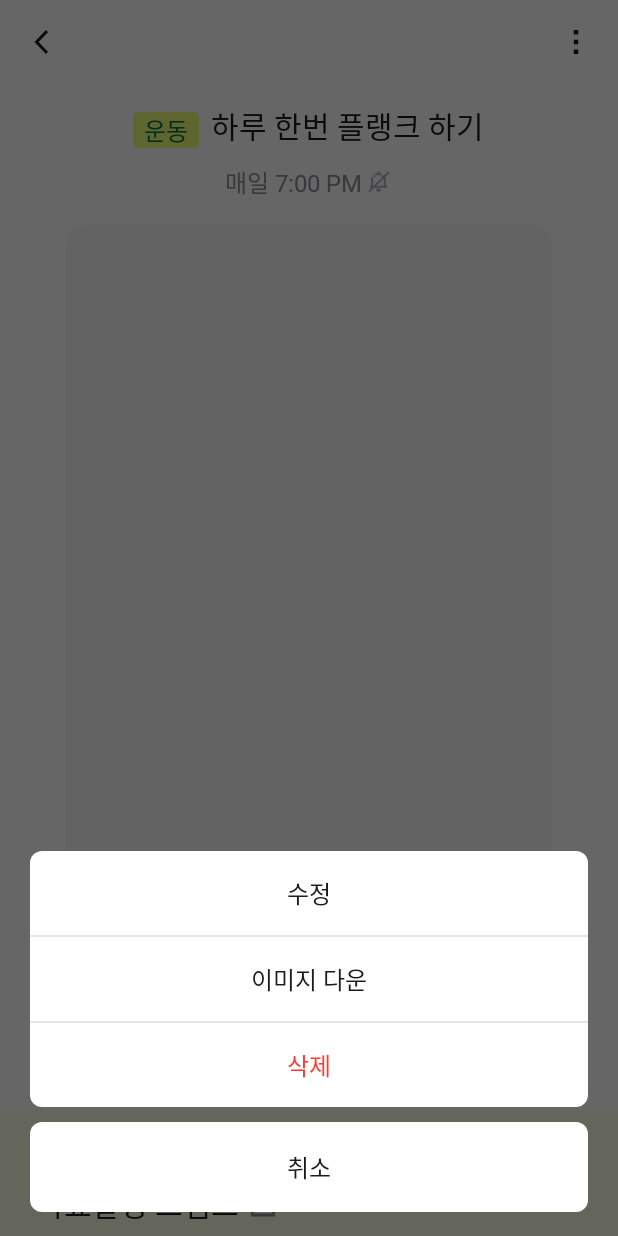
After one commit to skp-temp/buki-android, an Android app: the fragment CharmEditDialog placed in its activity, on a phone screen of 412 x 824 dp. The commit adds this screen. Run offline under Robolectric (Android 15) with nearby library versions, the phone set to English and light mode, and no system bars; our stand-ins replace Dagger/Hilt's generated code.

Commit message:
feat: bottom dialog 구현

```diff
--- /dev/null
+++ b/app/src/main/java/com/example/skptemp/common/ui/inf/OnBottomDialogListener.kt
@@ -0,0 +1,6 @@
+package com.example.skptemp.common.ui.inf
+
+interface BottomDialogItem
+interface OnBottomDialogListener {
+    fun onItemClick(item: BottomDialogItem)
+}
--- /dev/null
+++ b/app/src/main/java/com/example/skptemp/feature/home/CharmEditDialog.kt
@@ -0,0 +1,55 @@
+package com.example.skptemp.feature.home
+
+import android.os.Bundle
+import android.view.LayoutInflater
+import android.view.View
+import android.view.ViewGroup
+import com.example.skptemp.R
+import com.example.skptemp.common.ui.inf.OnBottomDialogListener
+import com.example.skptemp.databinding.CharmEditDialogBinding
+import com.google.android.material.bottomsheet.BottomSheetBehavior
+import com.google.android.material.bottomsheet.BottomSheetDialogFragment
+
+class CharmEditDialog : BottomSheetDialogFragment() {
+
+    private var _binding: CharmEditDialogBinding? = null
+    private val binding get() = _binding!!
+    var onBottomDialogListener: OnBottomDialogListener? = null
+
+    override fun onCreateView(
+        inflater: LayoutInflater,
+        container: ViewGroup?,
+        savedInstanceState: Bundle?
+    ): View {
+        _binding = CharmEditDialogBinding.inflate(inflater, container, false)
+
+        return binding.root
+    }
+
+    override fun onResume() {
+        super.onResume()
+
+        // 드래그 시 다이얼로그 크기 변경 막기
+        val behavior = BottomSheetBehavior.from(binding.root.parent as View)
+        behavior.isHideable = false
+
+        setOnClickListener()
+    }
+
+    private fun setOnClickListener() = with(binding) {
+        editButton.setOnClickListener {
+            onBottomDialogListener?.onItemClick(CharmEditDialogItem.EDIT)
+        }
+        imageDownloadButton.setOnClickListener {
+            onBottomDialogListener?.onItemClick(CharmEditDialogItem.IMAGE_DOWNLOAD)
+        }
+        deleteButton.setOnClickListener {
+            onBottomDialogListener?.onItemClick(CharmEditDialogItem.DELETE)
+        }
+        cancelButton.setOnClickListener {
+            onBottomDialogListener?.onItemClick(CharmEditDialogItem.CANCEL)
+        }
+    }
+
+    override fun getTheme() = R.style.BottomDialogTheme
+}
--- /dev/null
+++ b/app/src/main/java/com/example/skptemp/feature/home/CharmEditDialogItem.kt
@@ -0,0 +1,10 @@
+package com.example.skptemp.feature.home
+
+import com.example.skptemp.common.ui.inf.BottomDialogItem
+
+enum class CharmEditDialogItem : BottomDialogItem {
+    EDIT,
+    IMAGE_DOWNLOAD,
+    DELETE,
+    CANCEL
+}
--- /dev/null
+++ b/app/src/main/res/animator/bottom_dialog_bottom_selector.xml
@@ -0,0 +1,19 @@
+<?xml version="1.0" encoding="utf-8"?>
+<selector xmlns:android="http://schemas.android.com/apk/res/android">
+    <item android:state_pressed="true">
+        <shape>
+            <solid android:color="@color/gray_200" />
+            <corners
+                android:bottomLeftRadius="@dimen/small_radius"
+                android:bottomRightRadius="@dimen/small_radius" />
+        </shape>
+    </item>
+    <item android:state_pressed="false">
+        <shape>
+            <solid android:color="@color/white" />
+            <corners
+                android:bottomLeftRadius="@dimen/small_radius"
+                android:bottomRightRadius="@dimen/small_radius" />
+        </shape>
+    </item>
+</selector>
--- /dev/null
+++ b/app/src/main/res/animator/bottom_dialog_middle_selector.xml
@@ -0,0 +1,13 @@
+<?xml version="1.0" encoding="utf-8"?>
+<selector xmlns:android="http://schemas.android.com/apk/res/android">
+    <item android:state_pressed="true">
+        <shape>
+            <solid android:color="@color/gray_200" />
+        </shape>
+    </item>
+    <item android:state_pressed="false">
+        <shape>
+            <solid android:color="@color/white" />
+        </shape>
+    </item>
+</selector>
--- /dev/null
+++ b/app/src/main/res/animator/bottom_dialog_selector.xml
@@ -0,0 +1,15 @@
+<?xml version="1.0" encoding="utf-8"?>
+<selector xmlns:android="http://schemas.android.com/apk/res/android">
+    <item android:state_pressed="true">
+        <shape>
+            <solid android:color="@color/gray_200" />
+            <corners android:radius="@dimen/small_radius" />
+        </shape>
+    </item>
+    <item android:state_pressed="false">
+        <shape>
+            <solid android:color="@color/white" />
+            <corners android:radius="@dimen/small_radius" />
+        </shape>
+    </item>
+</selector>
--- /dev/null
+++ b/app/src/main/res/animator/bottom_dialog_top_selector.xml
@@ -0,0 +1,19 @@
+<?xml version="1.0" encoding="utf-8"?>
+<selector xmlns:android="http://schemas.android.com/apk/res/android">
+    <item android:state_pressed="true">
+        <shape>
+            <solid android:color="@color/gray_200" />
+            <corners
+                android:topLeftRadius="@dimen/small_radius"
+                android:topRightRadius="@dimen/small_radius" />
+        </shape>
+    </item>
+    <item android:state_pressed="false">
+        <shape>
+            <solid android:color="@color/white" />
+            <corners
+                android:topLeftRadius="@dimen/small_radius"
+                android:topRightRadius="@dimen/small_radius" />
+        </shape>
+    </item>
+</selector>
--- /dev/null
+++ b/app/src/main/res/layout/charm_edit_dialog.xml
@@ -0,0 +1,53 @@
+<?xml version="1.0" encoding="utf-8"?>
+<LinearLayout xmlns:android="http://schemas.android.com/apk/res/android"
+    xmlns:app="http://schemas.android.com/apk/res-auto"
+    android:layout_width="match_parent"
+    android:layout_height="wrap_content"
+    android:layout_marginHorizontal="@dimen/bottom_dialog_horizontal_margin"
+    android:orientation="vertical"
+    app:layout_behavior="com.google.android.material.bottomsheet.BottomSheetBehavior">
+
+    <LinearLayout
+        android:layout_width="match_parent"
+        android:layout_height="wrap_content"
+        android:orientation="vertical">
+
+        <TextView
+            android:id="@+id/edit_button"
+            style="@style/bottom_dialog_text_style"
+            android:background="@animator/bottom_dialog_top_selector"
+            android:text="@string/bottom_dialog_edit" />
+
+        <View
+            android:layout_width="match_parent"
+            android:layout_height="1dp"
+            android:background="@color/gray_300" />
+
+        <TextView
+            android:id="@+id/image_download_button"
+            style="@style/bottom_dialog_text_style"
+            android:background="@animator/bottom_dialog_middle_selector"
+            android:text="@string/bottom_dialog_image_download" />
+
+        <View
+            android:layout_width="match_parent"
+            android:layout_height="1dp"
+            android:background="@color/gray_300" />
+
+        <TextView
+            android:id="@+id/delete_button"
+            style="@style/bottom_dialog_text_style"
+            android:background="@animator/bottom_dialog_bottom_selector"
+            android:text="@string/bottom_dialog_delete"
+            android:textColor="@color/red" />
+    </LinearLayout>
+
+    <TextView
+        android:id="@+id/cancel_button"
+        style="@style/bottom_dialog_text_style"
+        android:layout_height="@dimen/bottom_dialog_end_height"
+        android:layout_marginTop="10dp"
+        android:layout_marginBottom="16dp"
+        android:background="@animator/bottom_dialog_selector"
+        android:text="@string/bottom_dialog_cancel" />
+</LinearLayout>
--- a/app/src/main/res/values/dimens.xml
+++ b/app/src/main/res/values/dimens.xml
@@ -88,4 +88,10 @@
     <dimen name="message_list_top_space">16dp</dimen>
     <dimen name="message_list_row_space">10dp</dimen>
     <dimen name="message_list_col_space">8dp</dimen>
+
+    <dimen name="bottom_dialog_horizontal_margin">20dp</dimen>
+
+    <dimen name="bottom_dialog_height">56dp</dimen>
+    <dimen name="bottom_dialog_end_height">60dp</dimen>
+
 </resources>
--- a/app/src/main/res/values/strings.xml
+++ b/app/src/main/res/values/strings.xml
@@ -25,7 +25,11 @@
     <string name="empty_progress_charm">만들고 있는 부적이 없어요</string>
 
     <!-- activity_charm_detail.xml -->
-    <string name="charm_detail">부적 상세</string>
+    <string name="bottom_dialog_edit">수정</string>
+    <string name="bottom_dialog_image_download">이미지 다운</string>
+    <string name="bottom_dialog_delete">삭제</string>
+    <string name="bottom_dialog_cancel">취소</string>
+
     <string name="stamp_title">목표달성 스템프</string>
     <string name="message_title">친구들이 남긴 응원 메시지</string>
     <string name="stamp_done">오늘 목표 완료 하기</string>
--- a/app/src/main/res/values/style.xml
+++ b/app/src/main/res/values/style.xml
@@ -79,4 +79,13 @@
         <item name="android:textColor">@color/gray_900</item>
     </style>
 
+    <style name="bottom_dialog_text_style">
+        <item name="android:layout_width">match_parent</item>
+        <item name="android:layout_height">@dimen/bottom_dialog_height</item>
+        <item name="android:textSize">@dimen/text_medium_size</item>
+        <item name="android:fontFamily">@font/pretendard_regular</item>
+        <item name="android:textColor">@color/gray_900</item>
+        <item name="android:gravity">center</item>
+    </style>
+
 </resources>
```
